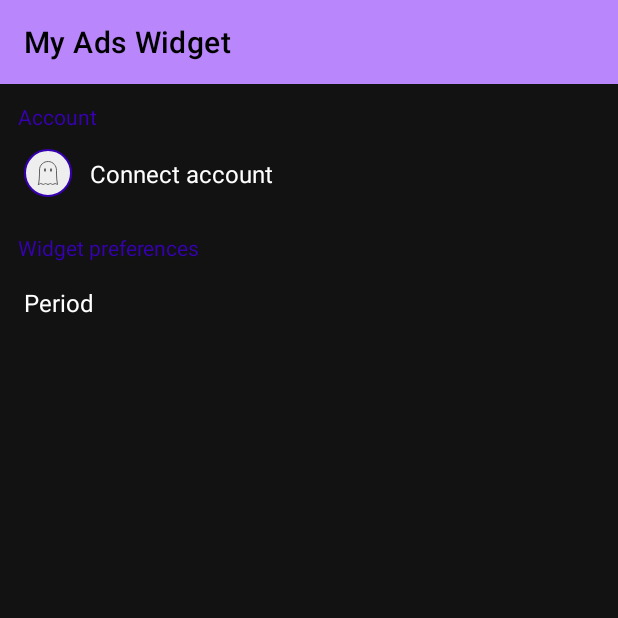
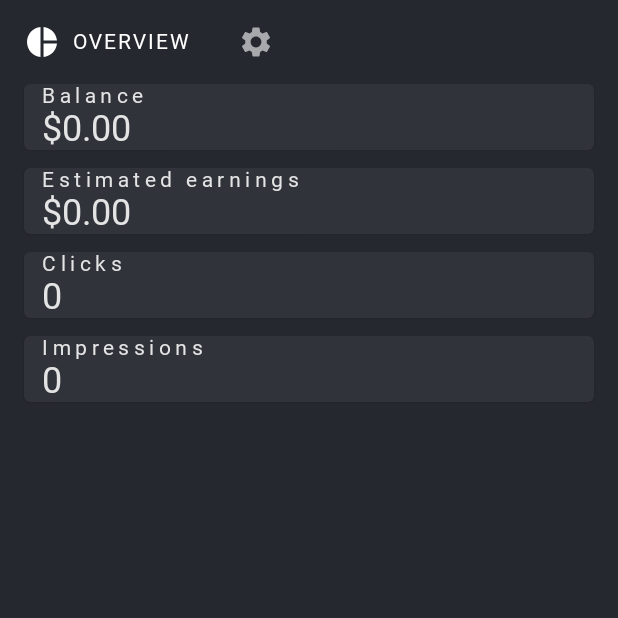
Before and after one commit to sung-eun/my-ads-widget, an Android app built with Jetpack Compose: the screen it shows after launch (MainActivity), on a phone screen of 412 x 824 dp, the top half of it. Run offline under Robolectric (Android 15) with nearby library versions, the phone set to English and light mode, and no system bars; Roboto replaces fonts that are not available here; 3 statements that could not run were skipped.

Commit message:
⚡️ Edit Main UI

```diff
--- a/aos/src/main/java/com/essie/myads/ui/home/MainActivity.kt
+++ b/aos/src/main/java/com/essie/myads/ui/home/MainActivity.kt
@@ -1,13 +1,24 @@
 package com.essie.myads.ui.home
 
 import android.os.Bundle
-import android.view.MenuItem
 import androidx.appcompat.app.AppCompatActivity
-import androidx.navigation.fragment.NavHostFragment
-import androidx.navigation.ui.NavigationUI.setupActionBarWithNavController
-import com.essie.myads.R
+import androidx.compose.foundation.layout.padding
+import androidx.compose.material.Scaffold
+import androidx.compose.runtime.Composable
+import androidx.compose.ui.Modifier
+import androidx.compose.ui.tooling.preview.Preview
+import androidx.navigation.NavHostController
+import androidx.navigation.compose.NavHost
+import androidx.navigation.compose.composable
+import androidx.navigation.compose.currentBackStackEntryAsState
+import androidx.navigation.compose.rememberNavController
 import com.essie.myads.common.GoogleSignInClientUtils
 import com.essie.myads.databinding.ActivityMainBinding
+import com.essie.myads.domain.entity.DashboardData
+import com.essie.myads.domain.entity.DateRange
+import com.essie.myads.ui.component.CustomTabRow
+import com.essie.myads.ui.home.overview.OverviewBody
+import com.essie.myads.ui.theme.AppTheme
 
 
 class MainActivity : AppCompatActivity() {
@@ -18,32 +29,52 @@ class MainActivity : AppCompatActivity() {
 
         binding = ActivityMainBinding.inflate(layoutInflater)
         setContentView(binding.root)
+        binding.composeView.setContent {
+            AppMain()
+        }
 
         silentSignIn()
-        setupToolbar()
     }
 
     private fun silentSignIn() {
         GoogleSignInClientUtils.getGoogleSignInClient(this).silentSignIn()
     }
 
-    private fun setupToolbar() {
-        setSupportActionBar(binding.toolbar)
+    @Composable
+    fun AppMain() {
+        AppTheme {
+            val allScreens = HomeScreen.values().toList()
+            val navController = rememberNavController()
+            val backstackEntry = navController.currentBackStackEntryAsState()
+            val currentScreen = HomeScreen.fromRoute(backstackEntry.value?.destination?.route)
 
-        val navHostFragment =
-            supportFragmentManager.findFragmentById(R.id.nav_host_fragment_content_main) as NavHostFragment
-        val navController = navHostFragment.navController
-        setupActionBarWithNavController(
-            this,
-            navController
-        )
+            Scaffold(
+                topBar = {
+                    CustomTabRow(
+                        allScreens = allScreens,
+                        onTabSelected = { navController.navigate(it.name) },
+                        currentScreen = currentScreen
+                    )
+                }
+            ) { innerPadding ->
+                HomeNavHost(navController, modifier = Modifier.padding(innerPadding))
+            }
+        }
     }
 
-    override fun onOptionsItemSelected(item: MenuItem): Boolean {
-        if (item.itemId == android.R.id.home) {
-            onBackPressed()
-            return true
+    @Composable
+    fun HomeNavHost(navController: NavHostController, modifier: Modifier = Modifier) {
+        NavHost(
+            navController = navController,
+            startDestination = HomeScreen.OVERVIEW.name,
+            modifier = modifier
+        ) {
+            composable(HomeScreen.OVERVIEW.name) {
+                OverviewBody(DashboardData(0L, 0L, "$0.00", DateRange.LAST_7DAYS, "$0.00"))
+            }
+            composable(HomeScreen.SETTINGS.name) {
+
+            }
         }
-        return super.onOptionsItemSelected(item)
     }
 }
--- a/aos/src/main/java/com/essie/myads/ui/home/overview/OverviewScreen.kt
+++ b/aos/src/main/java/com/essie/myads/ui/home/overview/OverviewScreen.kt
@@ -1,9 +1,6 @@
 package com.essie.myads.ui.home.overview
 
-import androidx.compose.foundation.layout.Column
-import androidx.compose.foundation.layout.Spacer
-import androidx.compose.foundation.layout.height
-import androidx.compose.foundation.layout.padding
+import androidx.compose.foundation.layout.*
 import androidx.compose.foundation.rememberScrollState
 import androidx.compose.foundation.verticalScroll
 import androidx.compose.material.Card
@@ -11,38 +8,43 @@ import androidx.compose.material.MaterialTheme
 import androidx.compose.material.Text
 import androidx.compose.runtime.Composable
 import androidx.compose.ui.Modifier
+import androidx.compose.ui.res.stringResource
 import androidx.compose.ui.semantics.contentDescription
 import androidx.compose.ui.semantics.semantics
+import androidx.compose.ui.tooling.preview.Preview
 import androidx.compose.ui.unit.dp
+import com.essie.myads.R
+import com.essie.myads.domain.entity.DashboardData
+import com.essie.myads.ui.theme.AppTheme
 
 private val DefaultPadding = 12.dp
 
 @Composable
-fun OverviewBody() {
+fun OverviewBody(dashboardData: DashboardData) {
     Column(
         modifier = Modifier
-            .padding(16.dp)
+            .padding(start = 16.dp, end = 16.dp)
             .verticalScroll(rememberScrollState())
             .semantics { contentDescription = "Overview Screen" }
     ) {
         OverviewCard(
-            title = "Unpaid",
-            amountText = ""
+            title = stringResource(R.string.balance),
+            amountText = dashboardData.totalUnpaidAmount
         )
         Spacer(Modifier.height(DefaultPadding))
         OverviewCard(
-            title = "Estimated Income (Last 7days)",
-            amountText = ""
+            title = stringResource(R.string.estimated_earnings),
+            amountText = dashboardData.recentlyEstimatedIncome
         )
         Spacer(Modifier.height(DefaultPadding))
         OverviewCard(
-            title = "Clicks",
-            amountText = ""
+            title = stringResource(R.string.clicks),
+            amountText = "${dashboardData.clicks}"
         )
         Spacer(Modifier.height(DefaultPadding))
         OverviewCard(
-            title = "Impressions",
-            amountText = ""
+            title = stringResource(R.string.impressions),
+            amountText = "${dashboardData.impressions}"
         )
         Spacer(Modifier.height(DefaultPadding))
     }
@@ -53,12 +55,21 @@ private fun OverviewCard(
     title: String,
     amountText: String
 ) {
-    Card {
-        Column {
-            Column(Modifier.padding(DefaultPadding)) {
-                Text(text = title, style = MaterialTheme.typography.subtitle2)
-                Text(text = amountText, style = MaterialTheme.typography.h2)
-            }
+    Card(Modifier.fillMaxWidth()) {
+        Column(Modifier.padding(start = DefaultPadding, end = DefaultPadding)) {
+            Text(text = title, style = MaterialTheme.typography.subtitle1)
+            Text(
+                text = amountText,
+                style = MaterialTheme.typography.h5
+            )
         }
     }
 }
+
+@Preview
+@Composable
+fun PreviewOverviewCard() {
+    AppTheme {
+        OverviewCard("Balance", "$100")
+    }
+}
--- a/aos/src/main/java/com/essie/myads/ui/theme/Type.kt
+++ b/aos/src/main/java/com/essie/myads/ui/theme/Type.kt
@@ -46,14 +46,13 @@ val Typography = Typography(
     h6 = TextStyle(
         fontWeight = FontWeight.Normal,
         fontSize = 18.sp,
-        lineHeight = 20.sp,
         fontFamily = NotoSerifFontFamily,
         letterSpacing = 3.sp
     ),
     subtitle1 = TextStyle(
         fontWeight = FontWeight.Light,
         fontSize = 14.sp,
-        lineHeight = 20.sp,
+        lineHeight = 16.sp,
         letterSpacing = 3.sp
     ),
     subtitle2 = TextStyle(
--- a/aos/src/main/res/layout/activity_main.xml
+++ b/aos/src/main/res/layout/activity_main.xml
@@ -1,26 +1,10 @@
 <?xml version="1.0" encoding="utf-8"?>
 <androidx.constraintlayout.widget.ConstraintLayout xmlns:android="http://schemas.android.com/apk/res/android"
-    xmlns:app="http://schemas.android.com/apk/res-auto"
     android:layout_width="match_parent"
     android:layout_height="match_parent">
 
-    <androidx.appcompat.widget.Toolbar
-        android:id="@+id/toolbar"
+    <androidx.compose.ui.platform.ComposeView
+        android:id="@+id/composeView"
         android:layout_width="match_parent"
-        android:layout_height="?attr/actionBarSize"
-        android:background="?attr/colorPrimary"
-        app:titleTextColor="?attr/colorOnPrimary"
-        android:theme="@style/Theme.Myads.AppBarOverlay"
-        app:layout_constraintTop_toTopOf="parent" />
-
-    <androidx.fragment.app.FragmentContainerView
-        android:id="@+id/nav_host_fragment_content_main"
-        android:name="androidx.navigation.fragment.NavHostFragment"
-        android:layout_width="match_parent"
-        android:layout_height="0dp"
-        app:defaultNavHost="true"
-        app:layout_constraintLeft_toLeftOf="parent"
-        app:layout_constraintRight_toRightOf="parent"
-        app:layout_constraintTop_toBottomOf="@+id/toolbar"
-        app:navGraph="@navigation/main_navigation" />
+        android:layout_height="match_parent" />
 </androidx.constraintlayout.widget.ConstraintLayout>
--- a/aos/src/main/res/values/strings.xml
+++ b/aos/src/main/res/values/strings.xml
@@ -1,5 +1,5 @@
 <resources>
-    <string name="app_name">My Ads Widget</string>
+    <string name="app_name">My Ads</string>
 
     <string name="title_setting_account">Account</string>
     <string name="connect_account">Connect account</string>
@@ -7,6 +7,11 @@
 
     <string name="title_setting_widget">Widget preferences</string>
     <string name="period">Period</string>
-    <string name="last_7_days">Last 7 days</string>
-    <string name="last_30_days">Last 30 days</string>
+    <string name="last_7_days">Last 7days</string>
+    <string name="last_30_days">Last 30days</string>
+
+    <string name="balance">Balance</string>
+    <string name="estimated_earnings">Estimated earnings</string>
+    <string name="impressions">Impressions</string>
+    <string name="clicks">Clicks</string>
 </resources>
--- a/build.gradle.kts
+++ b/build.gradle.kts
@@ -9,7 +9,7 @@ buildscript {
     }
     dependencies {
         classpath("org.jetbrains.kotlin:kotlin-gradle-plugin:$kotlin_version")
-        classpath("com.android.tools.build:gradle:7.0.0")
+        classpath("com.android.tools.build:gradle:7.0.2")
     }
 }
 
```
